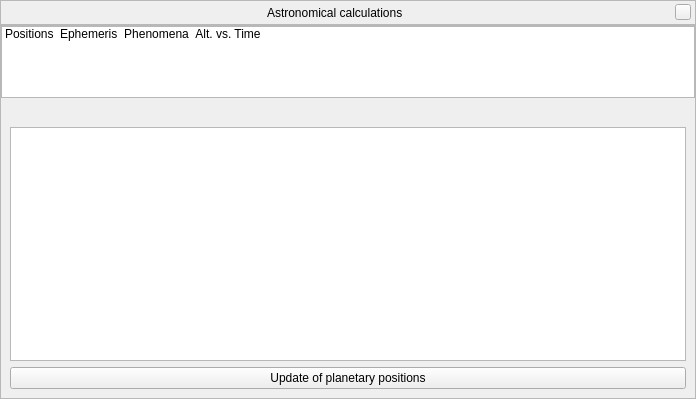
First picture: the form in src/gui/astroCalcDialog.ui, repository 519984307/stellarium_src, before the edit.
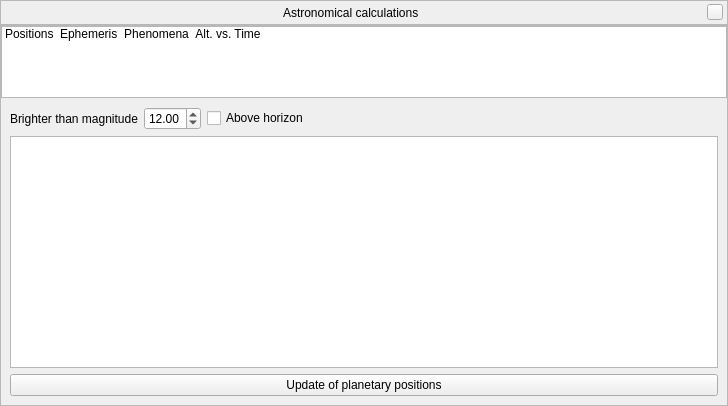
Second picture: the form after the edit. Icons and pictures are not drawn. Custom widgets are drawn as their Qt base class.

Commit message: Added configurable options to AstroCalc tool

```diff
--- a/src/gui/astroCalcDialog.ui
+++ b/src/gui/astroCalcDialog.ui
@@ -6,8 +6,8 @@
    <rect>
     <x>0</x>
     <y>0</y>
-    <width>696</width>
-    <height>399</height>
+    <width>728</width>
+    <height>406</height>
    </rect>
   </property>
   <layout class="QGridLayout" name="gridLayout_2">
@@ -157,6 +157,52 @@
             <property name="topMargin">
              <number>0</number>
             </property>
+            <item>
+             <widget class="QLabel" name="magnitudeLimitLabel">
+              <property name="toolTip">
+               <string>Calculate positions for celestial bodies who is brighter a selected magnitude.</string>
+              </property>
+              <property name="text">
+               <string>Brighter than magnitude</string>
+              </property>
+             </widget>
+            </item>
+            <item>
+             <widget class="QDoubleSpinBox" name="magnitudeDoubleSpinBox">
+              <property name="toolTip">
+               <string>Calculate positions for celestial bodies who is brighter a selected magnitude.</string>
+              </property>
+              <property name="maximum">
+               <double>25.000000000000000</double>
+              </property>
+              <property name="value">
+               <double>12.000000000000000</double>
+              </property>
+             </widget>
+            </item>
+            <item>
+             <widget class="QCheckBox" name="aboveHorizonCheckBox">
+              <property name="toolTip">
+               <string>Calculate positions for celestial bodies who is above horizon at the moment.</string>
+              </property>
+              <property name="text">
+               <string>Above horizon</string>
+              </property>
+             </widget>
+            </item>
+            <item>
+             <spacer name="horizontalSpacer">
+              <property name="orientation">
+               <enum>Qt::Horizontal</enum>
+              </property>
+              <property name="sizeHint" stdset="0">
+               <size>
+                <width>40</width>
+                <height>20</height>
+               </size>
+              </property>
+             </spacer>
+            </item>
             <item>
              <widget class="QLabel" name="positionsTimeLabel">
               <property name="text">
```
The commit also changes 3 other files.
